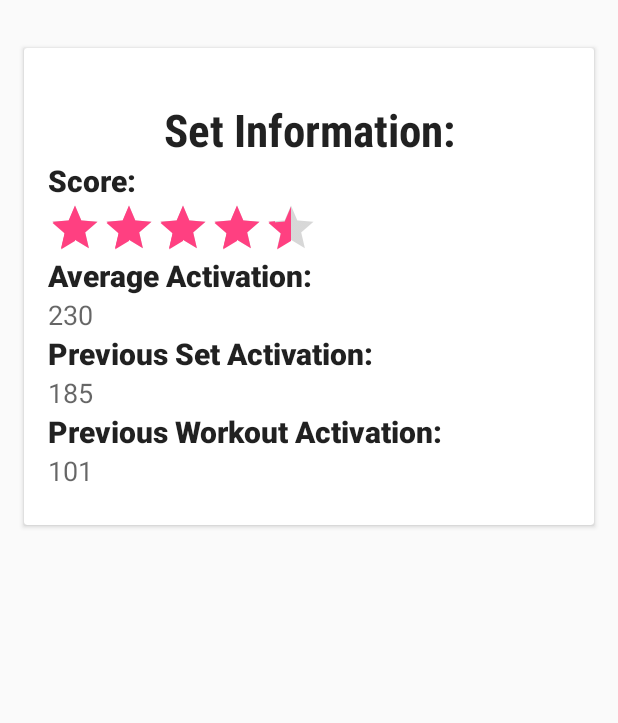
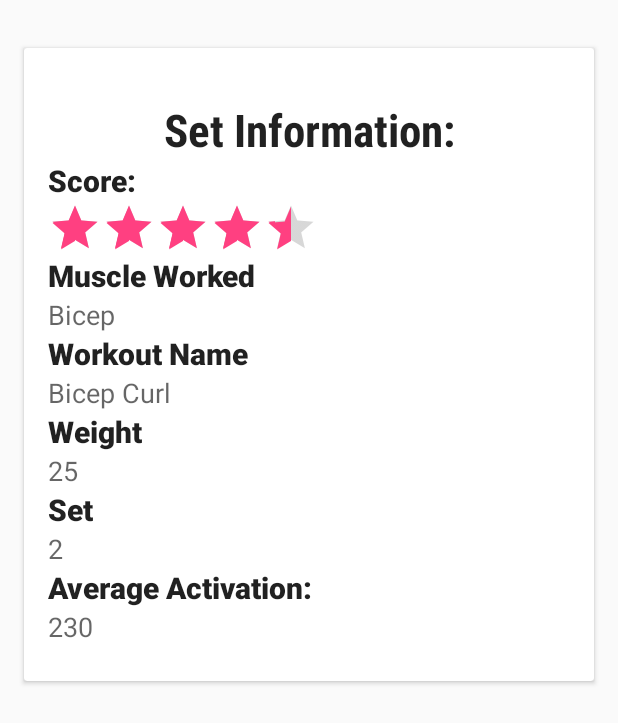
Before and after one commit to ridwankhan/navapp, an Android app: the layout card_model.xml on its own in the app's theme, with its tools: preview values and no code run, on a phone screen of 412 x 824 dp. Shown: the top 723 px of the screen. Run offline under Robolectric (Android 15) with nearby library versions, the phone set to English and light mode, and no system bars.

Commit message:
Updates to card xml

```diff
--- a/app/src/main/res/layout/card_model.xml
+++ b/app/src/main/res/layout/card_model.xml
@@ -38,6 +38,59 @@
             android:rating="4.2"
             android:stepSize="0.01"
             android:isIndicator="true" />
+
+        <TextView
+            android:id="@+id/muscle_worked"
+            android:layout_width="match_parent"
+            android:layout_height="wrap_content"
+            android:text="Muscle Worked"
+            android:textStyle="bold"
+            android:textAppearance="@style/TextAppearance.AppCompat.Title" />
+        <TextView
+            android:id="@+id/muscle_name"
+            android:layout_width="match_parent"
+            android:layout_height="wrap_content"
+            android:text="Bicep"
+            android:textAppearance="@style/TextAppearance.AppCompat.Medium" />
+        <TextView
+            android:id="@+id/workout_name"
+            android:layout_width="match_parent"
+            android:layout_height="wrap_content"
+            android:text="Workout Name"
+            android:textStyle="bold"
+            android:textAppearance="@style/TextAppearance.AppCompat.Title" />
+        <TextView
+            android:id="@+id/workout_name_detail"
+            android:layout_width="match_parent"
+            android:layout_height="wrap_content"
+            android:text="Bicep Curl"
+            android:textAppearance="@style/TextAppearance.AppCompat.Medium" />
+        <TextView
+            android:id="@+id/weight"
+            android:layout_width="match_parent"
+            android:layout_height="wrap_content"
+            android:text="Weight"
+            android:textStyle="bold"
+            android:textAppearance="@style/TextAppearance.AppCompat.Title" />
+        <TextView
+            android:id="@+id/weight_detail"
+            android:layout_width="match_parent"
+            android:layout_height="wrap_content"
+            android:text="25"
+            android:textAppearance="@style/TextAppearance.AppCompat.Medium" />
+        <TextView
+            android:id="@+id/set"
+            android:layout_width="match_parent"
+            android:layout_height="wrap_content"
+            android:text="Set"
+            android:textStyle="bold"
+            android:textAppearance="@style/TextAppearance.AppCompat.Title" />
+        <TextView
+            android:id="@+id/set_detail"
+            android:layout_width="match_parent"
+            android:layout_height="wrap_content"
+            android:text="2"
+            android:textAppearance="@style/TextAppearance.AppCompat.Medium" />
         <TextView
             android:id="@+id/set_activation"
             android:layout_width="match_parent"
@@ -51,31 +104,5 @@
             android:layout_height="wrap_content"
             android:textAppearance="@style/TextAppearance.AppCompat.Medium"
             android:text="230" />
-        <TextView
-            android:id="@+id/prev_set"
-            android:layout_width="match_parent"
-            android:layout_height="wrap_content"
-            android:text="Previous Set Activation: "
-            android:textStyle="bold"
-            android:textAppearance="@style/TextAppearance.AppCompat.Title" />
-        <TextView
-            android:id="@+id/prev_set_detail"
-            android:layout_width="match_parent"
-            android:layout_height="wrap_content"
-            android:text="185"
-            android:textAppearance="@style/TextAppearance.AppCompat.Medium" />
-        <TextView
-            android:id="@+id/prev_workout"
-            android:layout_width="match_parent"
-            android:layout_height="wrap_content"
-            android:text="Previous Workout Activation:"
-            android:textStyle="bold"
-            android:textAppearance="@style/TextAppearance.AppCompat.Title" />
-        <TextView
-            android:id="@+id/prev_workout_detail"
-            android:layout_width="match_parent"
-            android:layout_height="wrap_content"
-            android:text="101"
-            android:textAppearance="@style/TextAppearance.AppCompat.Medium" />
     </LinearLayout>
 </android.support.v7.widget.CardView>
```
